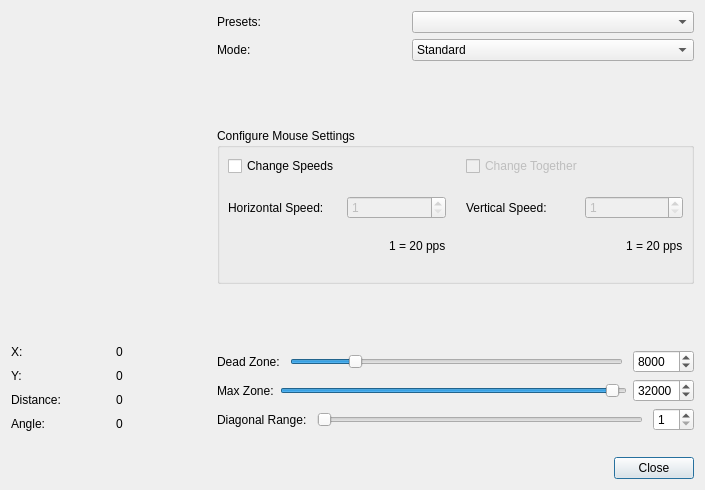
Qt form src/joycontrolstickeditdialog.ui (AntiMicroX/antimicrox) before a commit.
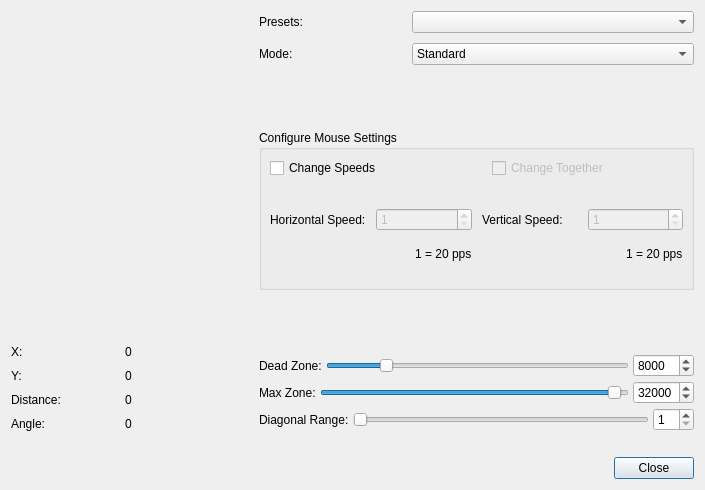
The same form after that commit. Custom widgets are drawn as their Qt base class.

Commit message: Altered layout of JoyControlStickEditDialog.

Patch:
```diff
--- a/src/joycontrolstickeditdialog.ui
+++ b/src/joycontrolstickeditdialog.ui
@@ -35,9 +35,12 @@
   <property name="modal">
    <bool>true</bool>
   </property>
-  <layout class="QVBoxLayout" name="verticalLayout_7">
+  <layout class="QVBoxLayout" name="verticalLayout_9">
    <item>
-    <layout class="QHBoxLayout" name="horizontalLayout_14">
+    <layout class="QHBoxLayout" name="horizontalLayout_14" stretch="1,2">
+     <property name="spacing">
+      <number>30</number>
+     </property>
      <item>
       <layout class="QVBoxLayout" name="verticalLayout_3">
        <property name="spacing">
@@ -223,7 +226,12 @@
       </layout>
      </item>
      <item>
-      <layout class="QVBoxLayout" name="verticalLayout_6">
+      <layout class="QVBoxLayout" name="verticalLayout_8">
+       <item>
+        <layout class="QVBoxLayout" name="verticalLayout_7">
+         <property name="spacing">
+          <number>10</number>
+         </property>
        <item>
         <layout class="QHBoxLayout" name="horizontalLayout">
          <item>
@@ -321,18 +329,17 @@
          </item>
         </layout>
        </item>
+        </layout>
+       </item>
        <item>
         <spacer name="verticalSpacer">
          <property name="orientation">
           <enum>Qt::Vertical</enum>
          </property>
-         <property name="sizeType">
-          <enum>QSizePolicy::Expanding</enum>
-         </property>
          <property name="sizeHint" stdset="0">
           <size>
-           <width>452</width>
-           <height>13</height>
+           <width>20</width>
+           <height>20</height>
           </size>
          </property>
         </spacer>
@@ -344,11 +351,20 @@
          </property>
          <layout class="QVBoxLayout" name="verticalLayout_5">
           <property name="spacing">
-           <number>20</number>
+           <number>30</number>
           </property>
-          <property name="margin">
+          <property name="leftMargin">
            <number>8</number>
           </property>
+          <property name="topMargin">
+           <number>8</number>
+          </property>
+          <property name="rightMargin">
+           <number>8</number>
+          </property>
+          <property name="bottomMargin">
+           <number>26</number>
+          </property>
           <item>
            <layout class="QHBoxLayout" name="horizontalLayout_11">
             <item>
@@ -372,10 +388,19 @@
           </item>
           <item>
            <layout class="QHBoxLayout" name="horizontalLayout_10">
+            <property name="spacing">
+             <number>10</number>
+            </property>
             <item>
              <layout class="QVBoxLayout" name="verticalLayout_2">
+              <property name="spacing">
+               <number>16</number>
+              </property>
               <item>
                <layout class="QHBoxLayout" name="horizontalLayout_4">
+                <property name="spacing">
+                 <number>10</number>
+                </property>
                 <item>
                  <widget class="QLabel" name="label_5">
                   <property name="text">
@@ -409,8 +434,14 @@
             </item>
             <item>
              <layout class="QVBoxLayout" name="verticalLayout_4">
+              <property name="spacing">
+               <number>16</number>
+              </property>
               <item>
                <layout class="QHBoxLayout" name="horizontalLayout_9">
+                <property name="spacing">
+                 <number>10</number>
+                </property>
                 <item>
                  <widget class="QLabel" name="label_7">
                   <property name="text">
@@ -444,22 +475,6 @@
             </item>
            </layout>
           </item>
-          <item>
-           <spacer name="verticalSpacer_6">
-            <property name="orientation">
-             <enum>Qt::Vertical</enum>
-            </property>
-            <property name="sizeType">
-             <enum>QSizePolicy::Fixed</enum>
-            </property>
-            <property name="sizeHint" stdset="0">
-             <size>
-              <width>20</width>
-              <height>20</height>
-             </size>
-            </property>
-           </spacer>
-          </item>
          </layout>
         </widget>
        </item>
@@ -480,10 +495,12 @@
         </spacer>
        </item>
        <item>
+        <layout class="QVBoxLayout" name="verticalLayout_6">
+         <property name="spacing">
+          <number>4</number>
+         </property>
+         <item>
         <layout class="QHBoxLayout" name="horizontalLayout_2">
-         <property name="spacing">
-          <number>10</number>
-         </property>
          <item>
           <widget class="QLabel" name="label">
            <property name="text">
@@ -529,7 +546,7 @@
         </layout>
        </item>
        <item>
-        <layout class="QHBoxLayout" name="horizontalLayout_12">
+          <layout class="QHBoxLayout" name="horizontalLayout_3">
          <item>
           <widget class="QLabel" name="label_9">
            <property name="text">
@@ -575,10 +592,7 @@
         </layout>
        </item>
        <item>
-        <layout class="QHBoxLayout" name="horizontalLayout_3">
-         <property name="spacing">
-          <number>10</number>
-         </property>
+          <layout class="QHBoxLayout" name="horizontalLayout_12">
          <item>
           <widget class="QLabel" name="label_2">
            <property name="text">
@@ -605,6 +619,8 @@
             <number>89</number>
            </property>
           </widget>
+           </item>
+          </layout>
          </item>
         </layout>
        </item>
```
Lines whose indentation alone changed are shown as unchanged. The commit also changes 2 other files.
